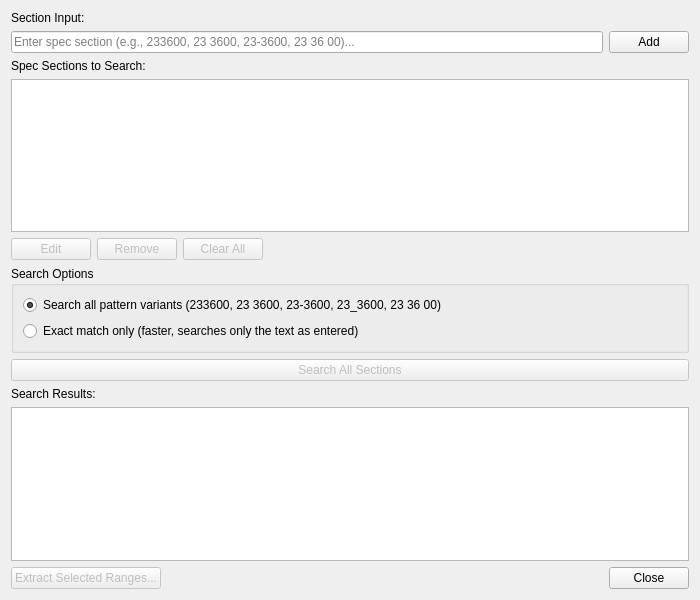
Above: Pdf4QtPageMaster/batchsearchdialog.ui from jacobe603/PDF4QT before the change. Below: the same form after it.
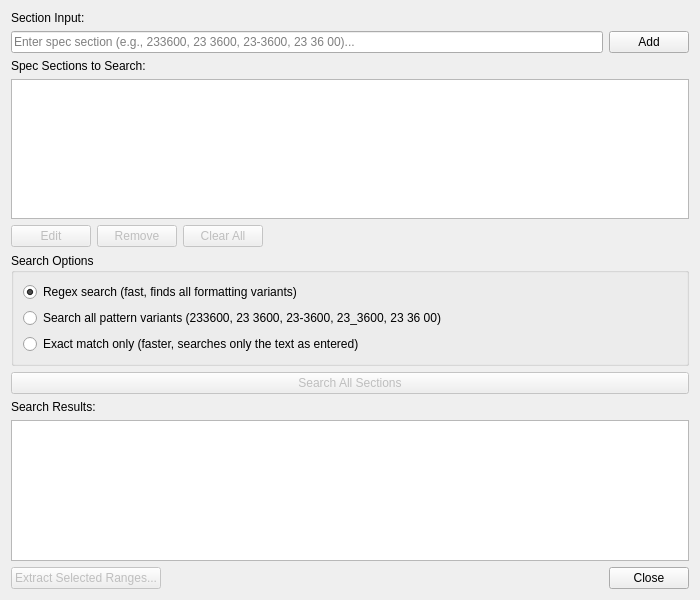
That is the form after the change.

```diff
--- a/Pdf4QtPageMaster/batchsearchdialog.ui
+++ b/Pdf4QtPageMaster/batchsearchdialog.ui
@@ -113,15 +113,22 @@
      </property>
      <layout class="QVBoxLayout" name="searchOptionsLayout">
       <item>
-       <widget class="QRadioButton" name="searchVariantsRadioButton">
+       <widget class="QRadioButton" name="regexSearchRadioButton">
         <property name="text">
-         <string>Search all pattern variants (233600, 23 3600, 23-3600, 23_3600, 23 36 00)</string>
+         <string>Regex search (fast, finds all formatting variants)</string>
         </property>
         <property name="checked">
          <bool>true</bool>
         </property>
        </widget>
       </item>
+      <item>
+       <widget class="QRadioButton" name="searchVariantsRadioButton">
+        <property name="text">
+         <string>Search all pattern variants (233600, 23 3600, 23-3600, 23_3600, 23 36 00)</string>
+        </property>
+       </widget>
+      </item>
       <item>
        <widget class="QRadioButton" name="exactMatchRadioButton">
         <property name="text">
```
